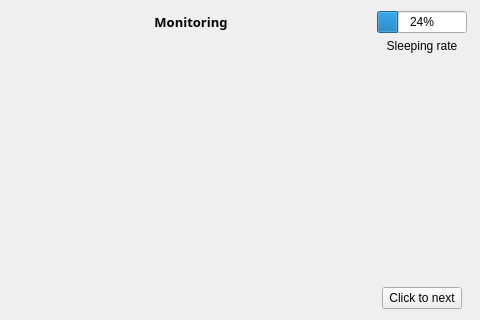
The window that monitorpage.ui (veda-team4/DMS) describes before a commit, drawn with Qt 5.
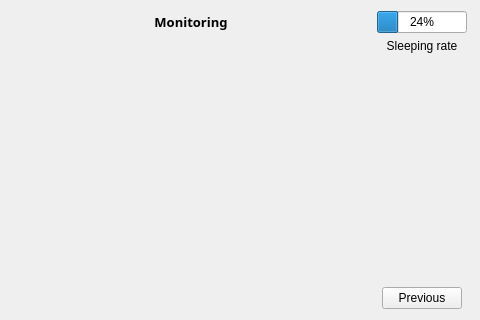
The same window after the commit.

Patch:
```diff
--- a/monitorpage.ui
+++ b/monitorpage.ui
@@ -156,7 +156,7 @@
         </size>
        </property>
        <property name="text">
-        <string>Click to next</string>
+        <string>Previous</string>
        </property>
       </widget>
      </item>
```
Left out of the diff: 2 changed lines with no effect on the pictures.
